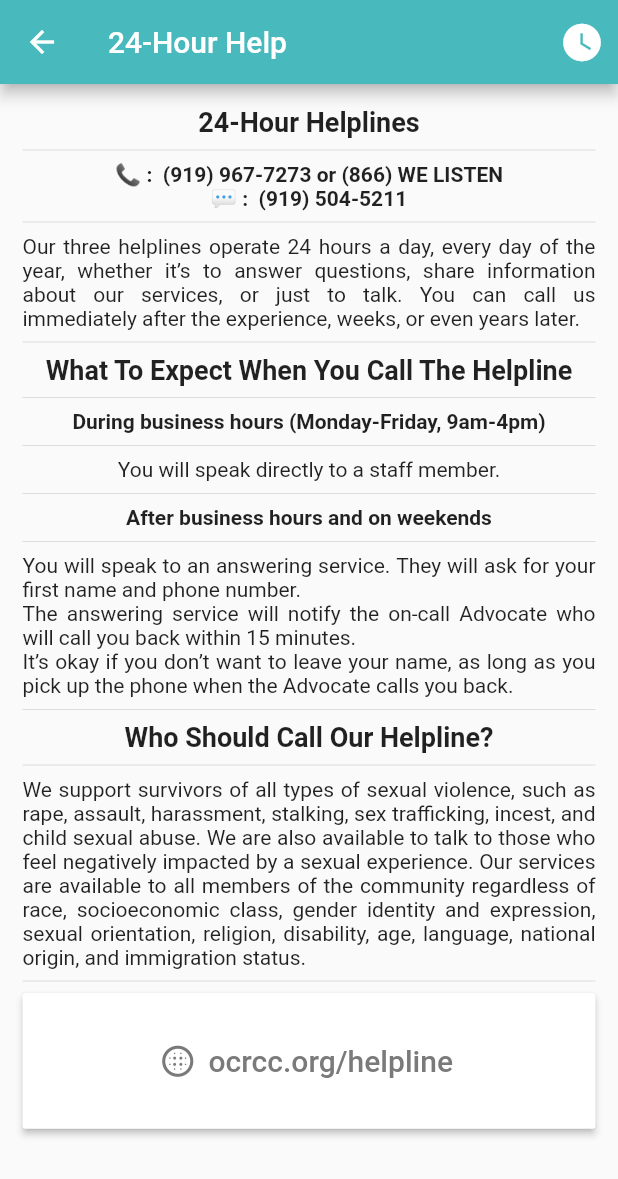
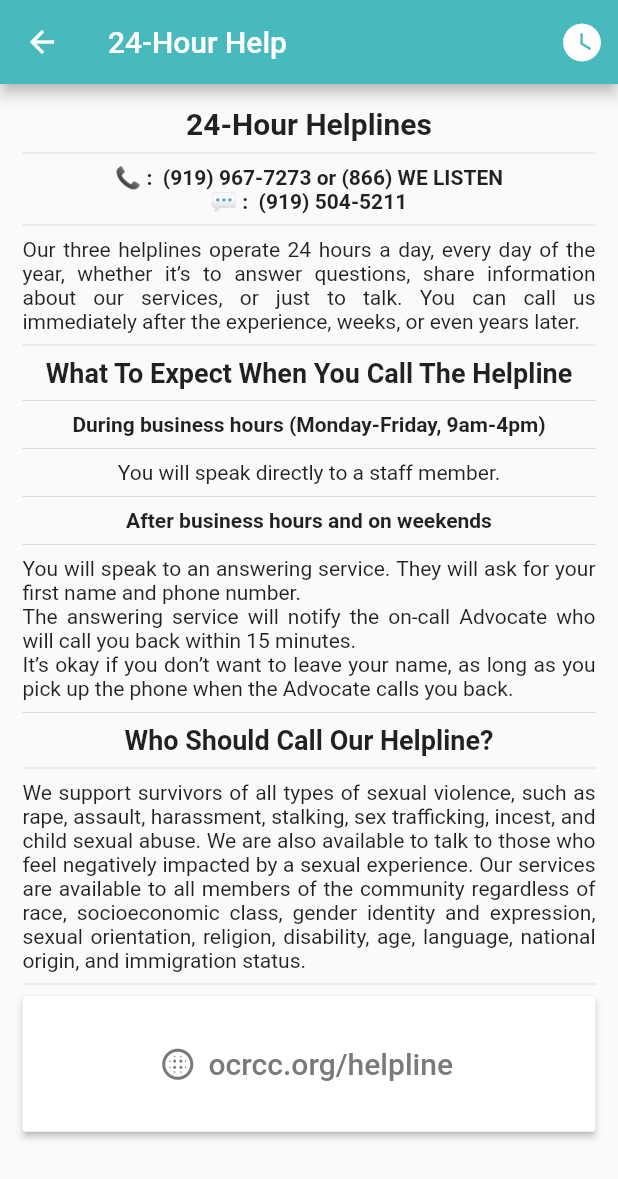
Before and after one commit to cssgunc/flutter_ocrcc, a Flutter app: the Resources24HourPage screen opened by its route, on a phone screen of 412 x 824 dp. Shown: the top 1179 px of the screen. Run offline on Flutter 3.47's test engine with Material 2 defaults, Android fonts, the phone set to English and light mode, and no system bars; our stand-ins replace google_maps_flutter, table_calendar.

Commit message:
Text formatting changes

```diff
--- a/lib/resources_24hour.dart
+++ b/lib/resources_24hour.dart
@@ -48,7 +48,7 @@ class _Resources24HourPageState extends State<Resources24HourPage> {
           children: <Widget>[
             Text(
               '24-Hour Helplines',
-              style: TextStyle(fontSize: 18.0, fontWeight: FontWeight.bold),
+              style: TextStyle(fontSize: 20.0, fontWeight: FontWeight.bold),
               textAlign: TextAlign.justify,
             ),
             Divider(),
--- a/lib/resources_advocacy.dart
+++ b/lib/resources_advocacy.dart
@@ -47,7 +47,7 @@ class _ResourcesAdvocacyPageState extends State<ResourcesAdvocacyPage> {
           children: <Widget>[
             Text(
               'Advocacy',
-              style: TextStyle(fontSize: 18.0, fontWeight: FontWeight.bold),
+              style: TextStyle(fontSize: 20.0, fontWeight: FontWeight.bold),
               textAlign: TextAlign.justify,
             ),
             Divider(),
--- a/lib/resources_support.dart
+++ b/lib/resources_support.dart
@@ -48,7 +48,7 @@ class _ResourcesSupportPageState extends State<ResourcesSupportPage> {
           children: <Widget>[
             Text(
               'Support Groups + Workshops',
-              style: TextStyle(fontSize: 18.0, fontWeight: FontWeight.bold),
+              style: TextStyle(fontSize: 20.0, fontWeight: FontWeight.bold),
               textAlign: TextAlign.justify,
             ),
             Divider(),
--- a/lib/resources_therapy.dart
+++ b/lib/resources_therapy.dart
@@ -48,7 +48,7 @@ class _ResourcesTherapyPageState extends State<ResourcesTherapyPage> {
           children: <Widget>[
             Text(
               'Therapy',
-              style: TextStyle(fontSize: 18.0, fontWeight: FontWeight.bold),
+              style: TextStyle(fontSize: 20.0, fontWeight: FontWeight.bold),
               textAlign: TextAlign.justify,
             ),
             Divider(),
```
